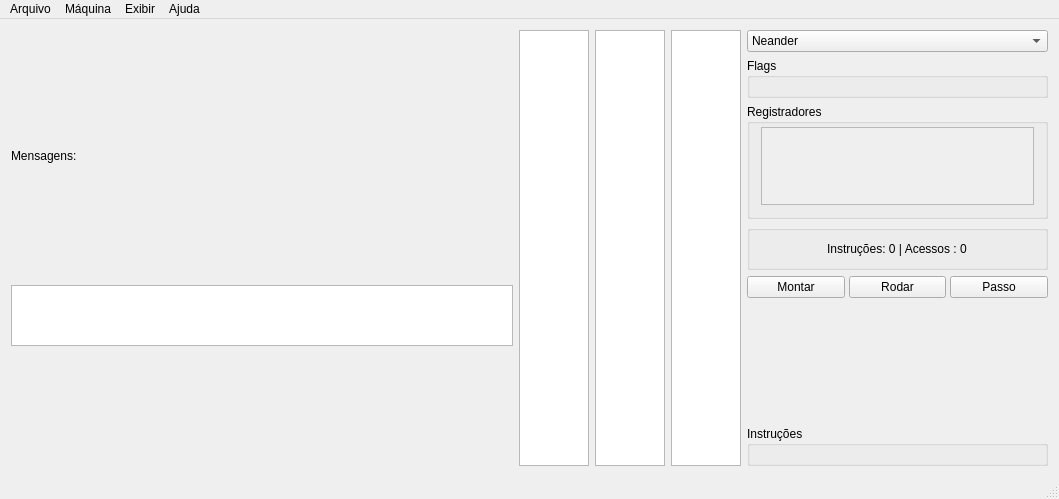
First picture: the form in src/gui/hidragui.ui, repository petcomputacaoufrgs/hidracpp, before the edit.
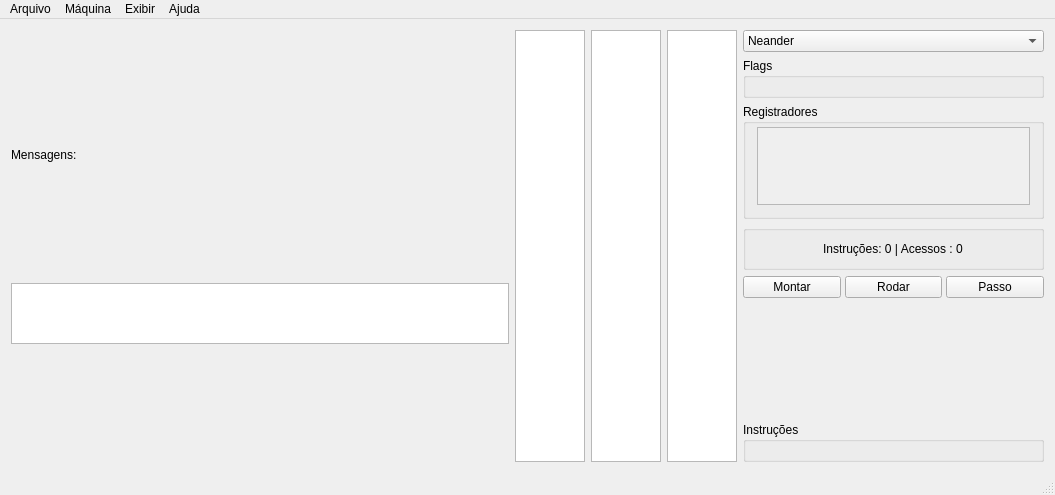
Second picture: the form after the edit.

Commit message: Volta: using Burroughs's operand ordering, UI adjustments

The edit to the form file:
```diff
--- a/src/gui/hidragui.ui
+++ b/src/gui/hidragui.ui
@@ -6,8 +6,8 @@
    <rect>
     <x>0</x>
     <y>0</y>
-    <width>1059</width>
-    <height>499</height>
+    <width>1055</width>
+    <height>495</height>
    </rect>
   </property>
   <property name="windowTitle">
@@ -514,7 +514,7 @@
     <rect>
      <x>0</x>
      <y>0</y>
-     <width>1059</width>
+     <width>1055</width>
      <height>21</height>
     </rect>
    </property>
```
Left out of the diff: 1 changed line with no effect on the pictures. The commit also changes 3 other files.
